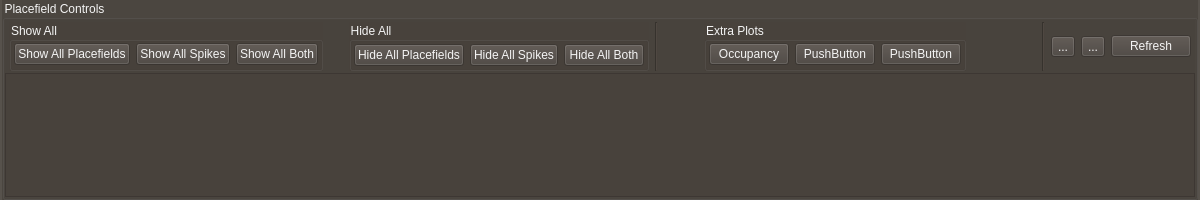
Above: src/pyphoplacecellanalysis/GUI/Qt/PlacefieldVisualSelectionControlsBar/PlacefieldVisualSelectionControlsBarWidgetBase.ui from CommanderPho/pyPhoPlaceCellAnalysis before the change. Below: the same form after it.
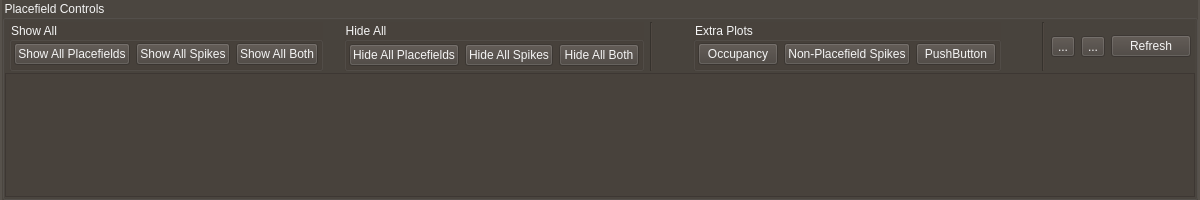
That is the form after the change.

The edit to the form file:
```diff
--- a/src/pyphoplacecellanalysis/GUI/Qt/PlacefieldVisualSelectionControlsBar/PlacefieldVisualSelectionControlsBarWidgetBase.ui
+++ b/src/pyphoplacecellanalysis/GUI/Qt/PlacefieldVisualSelectionControlsBar/PlacefieldVisualSelectionControlsBarWidgetBase.ui
@@ -344,7 +344,7 @@
             <item>
              <widget class="QPushButton" name="pushButton">
               <property name="text">
-               <string>PushButton</string>
+               <string>Non-Placefield Spikes</string>
               </property>
              </widget>
             </item>
```
Left out of the diff: 4 changed lines with no effect on the pictures.
